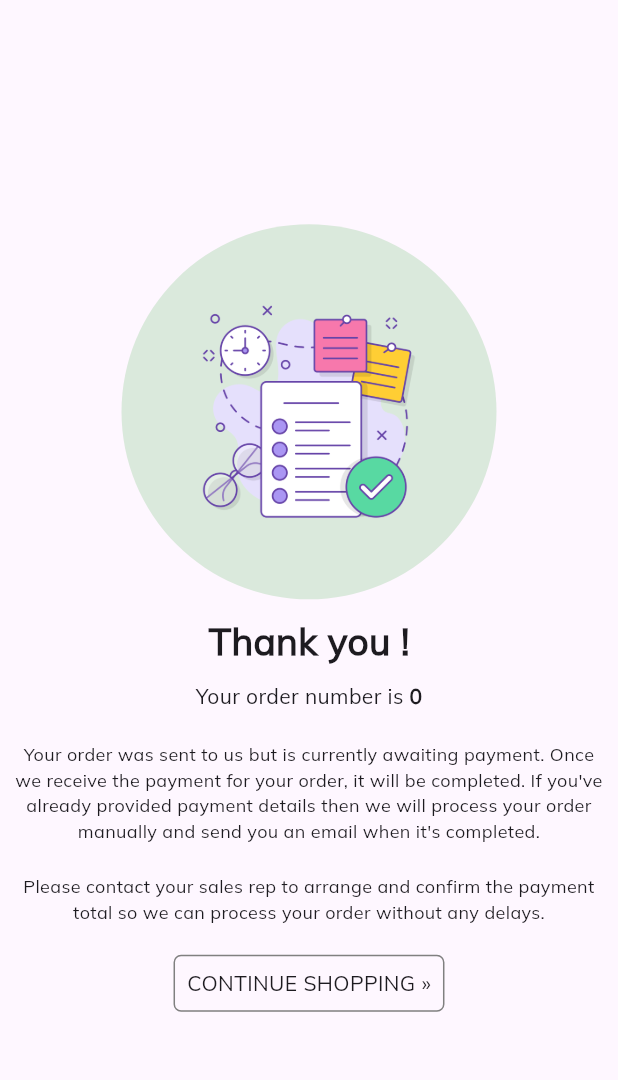
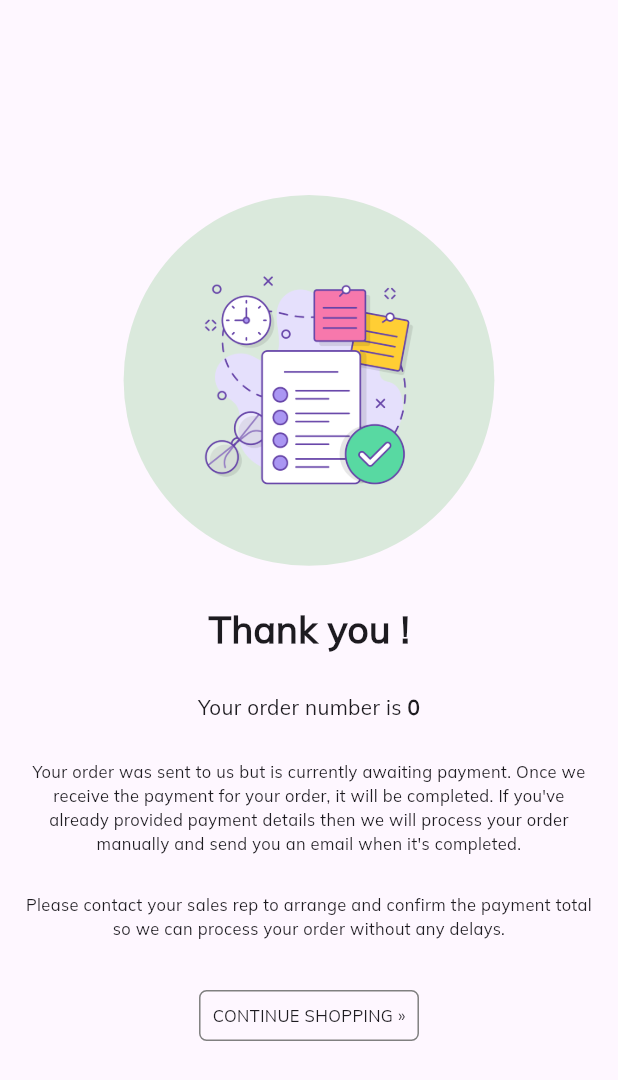
Before and after one commit to astha12-tech/adyah-wholesale, a Flutter app: the OrderPlacedSuccessScreen screen opened directly with empty values, on a phone screen of 412 x 824 dp. Shown: the top 1080 px of the screen. Run offline on Flutter 3.47's test engine with Material 3 defaults, Android fonts, the phone set to English and light mode, and no system bars; our stand-ins replace badges, bottom_navy_bar, cached_network_image, carousel_slider, cloud_firestore, connectivity_plus and 14 more; missing offline and left inert: flutter_barcode_scanner, flutter_randomcolor, fwfh_cached_network_image, fwfh_svg, fwfh_url_launcher, fwfh_webview and 3 more; accounts and stored records are empty.

Commit message:
orderpaced,add

```diff
--- a/lib/screens/orderplaced/orderplaced.dart
+++ b/lib/screens/orderplaced/orderplaced.dart
@@ -50,8 +50,8 @@ class _OrderPlacedSuccessScreenState extends State<OrderPlacedSuccessScreen> {
       children: [
         Center(
           child: Container(
-            height: 250,
-            width: 250,
+            height: 30.h,
+            width: 30.h,
             decoration: BoxDecoration(
                 color: Colors.green.withOpacity(0.2), shape: BoxShape.circle),
             child: Padding(
@@ -64,45 +64,46 @@ class _OrderPlacedSuccessScreenState extends State<OrderPlacedSuccessScreen> {
             ),
           ),
         ),
-        const SizedBox(
-          height: 10,
+        SizedBox(
+          height: 3.h,
         ),
         text("Thank you ${widget.firstName}!",
             fontSize: 18.sp, fontWeight: FontWeight.bold),
-        const SizedBox(
-          height: 10,
+        SizedBox(
+          height: 3.h,
         ),
         Row(
           mainAxisAlignment: MainAxisAlignment.center,
           children: [
-            text("Your order number is "),
-            text("${widget.orderID}", fontWeight: FontWeight.bold),
+            text("Your order number is ", fontSize: 10.sp),
+            text("${widget.orderID}",
+                fontWeight: FontWeight.bold, fontSize: 10.sp),
           ],
         ),
-        const SizedBox(
-          height: 20,
+        SizedBox(
+          height: 3.h,
         ),
-        const Padding(
-          padding: EdgeInsets.only(left: 10, right: 10),
+        Padding(
+          padding: EdgeInsets.only(left: 2.h, right: 2.h),
           child: Text(
             "Your order was sent to us but is currently awaiting payment. Once we receive the payment for your order, it will be completed. If you've already provided payment details then we will process your order manually and send you an email when it's completed.",
             textAlign: TextAlign.center,
-            style: TextStyle(fontFamily: "OpenSans", fontSize: 12),
+            style: TextStyle(fontFamily: "OpenSans", fontSize: 8.sp),
           ),
         ),
-        const SizedBox(
-          height: 20,
+        SizedBox(
+          height: 3.h,
         ),
-        const Padding(
-          padding: EdgeInsets.only(left: 10, right: 10),
+        Padding(
+          padding: EdgeInsets.only(left: 2.h, right: 2.h),
           child: Text(
             "Please contact your sales rep to arrange and confirm the payment total so we can process your order without any delays.",
             textAlign: TextAlign.center,
-            style: TextStyle(fontFamily: "OpenSans", fontSize: 12),
+            style: TextStyle(fontFamily: "OpenSans", fontSize: 8.sp),
           ),
         ),
-        const SizedBox(
-          height: 20,
+        SizedBox(
+          height: 4.h,
         ),
         GestureDetector(
           onTap: () async {
@@ -121,7 +122,7 @@ class _OrderPlacedSuccessScreenState extends State<OrderPlacedSuccessScreen> {
                 border: Border.all(color: colors.greyColor)),
             child: Padding(
               padding: const EdgeInsets.all(8.0),
-              child: text("CONTINUE SHOPPING »"),
+              child: text("CONTINUE SHOPPING »", fontSize: 8.sp),
             ),
           ),
         )
--- a/lib/screens/product_detail_screen/add_cart_button_widget.dart
+++ b/lib/screens/product_detail_screen/add_cart_button_widget.dart
@@ -121,19 +121,19 @@ GestureDetector addToCartButtonTabletWidget(List<VariantData> variantDataList,
     ProgressLoader pl, GlobalKey<FormState> formKey, StateSetter setState) {
   return GestureDetector(
     onTap: () async {
+      if (variantDataList.isEmpty) {
+        await apis.showToast("please add atleast one product variant...");
+      } else {
         if (formKey.currentState!.validate()) {
-        // for (var variantData in variantDataList) {
           List<Map<String, dynamic>> lineItems =
               variantDataList.map((variantData) {
             return {
-            "quantity": variantData
-                .quantity, // Adjust to match your VariantData structure
-            "product_id": variantData
-                .productId, // Adjust to match your VariantData structure
-            "variant_id": variantData
-                .variantId, // Adjust to match your VariantData structure
+              "quantity": variantData.quantity,
+              "product_id": variantData.productId,
+              "variant_id": variantData.variantId,
             };
           }).toList();
+
           if (SpUtil.getString(SpConstUtil.cartID) == "") {
             await pl.show();
             await apis.addToCartProductsApi(lineItems, pl, setState);
@@ -145,7 +145,7 @@ GestureDetector addToCartButtonTabletWidget(List<VariantData> variantDataList,
                 lineItems, SpUtil.getString(SpConstUtil.cartID)!, pl, setState);
             await pl.hide();
           }
-        // }
+        }
       }
     },
     child: Padding(
--- a/lib/screens/product_detail_screen/new_one_product_detail_screen.dart
+++ b/lib/screens/product_detail_screen/new_one_product_detail_screen.dart
@@ -91,6 +91,7 @@ class _ProductDetailState extends State<ProductDetail> {
 
   @override
   Widget build(BuildContext context) {
+    print("==== ProductDetail ====");
     ProgressLoader pl = ProgressLoader(context, isDismissible: false);
     // debugPrint(
     //     "=== SpUtil.getDouble(SpConstUtil.totalqty === ${SpUtil.getDouble(SpConstUtil.totalqty)}");
--- a/lib/screens/product_detail_screen/product_detail_appbar.dart
+++ b/lib/screens/product_detail_screen/product_detail_appbar.dart
@@ -124,7 +124,7 @@ AppBar productDetailAppbar(
               )
             : badges.Badge(
                 position: badges.BadgePosition.topEnd(
-                  top: -7,
+                  top: -16,
                   end: -5,
                 ),
                 badgeAnimation: const badges.BadgeAnimation.rotation(
@@ -137,7 +137,7 @@ AppBar productDetailAppbar(
                 badgeContent: text(
                     "${SpUtil.getDouble(SpConstUtil.totalqty)!.toInt()}",
                     color: colors.whitecolor,
-                    fontSize: 8),
+                    fontSize: 22),
                 child: Image.asset(
                   "assets/png/grocery-store.png",
                   color: SpUtil.getBool(SpConstUtil.appTheme)!
```
Lines whose indentation alone changed are shown as unchanged.
